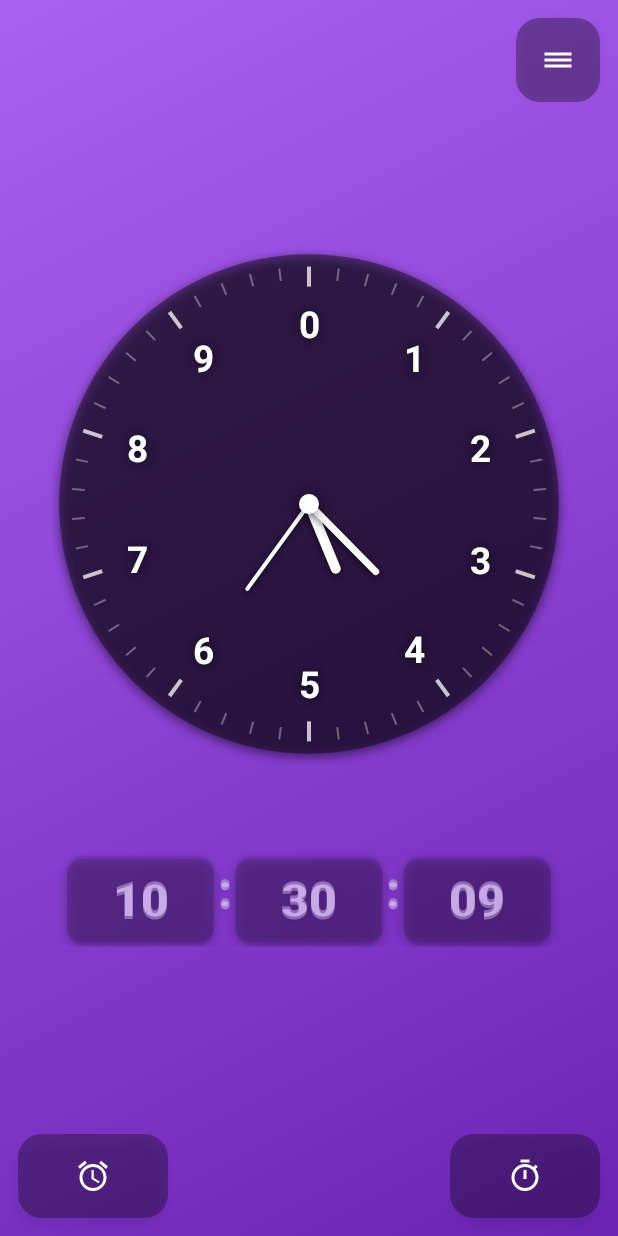
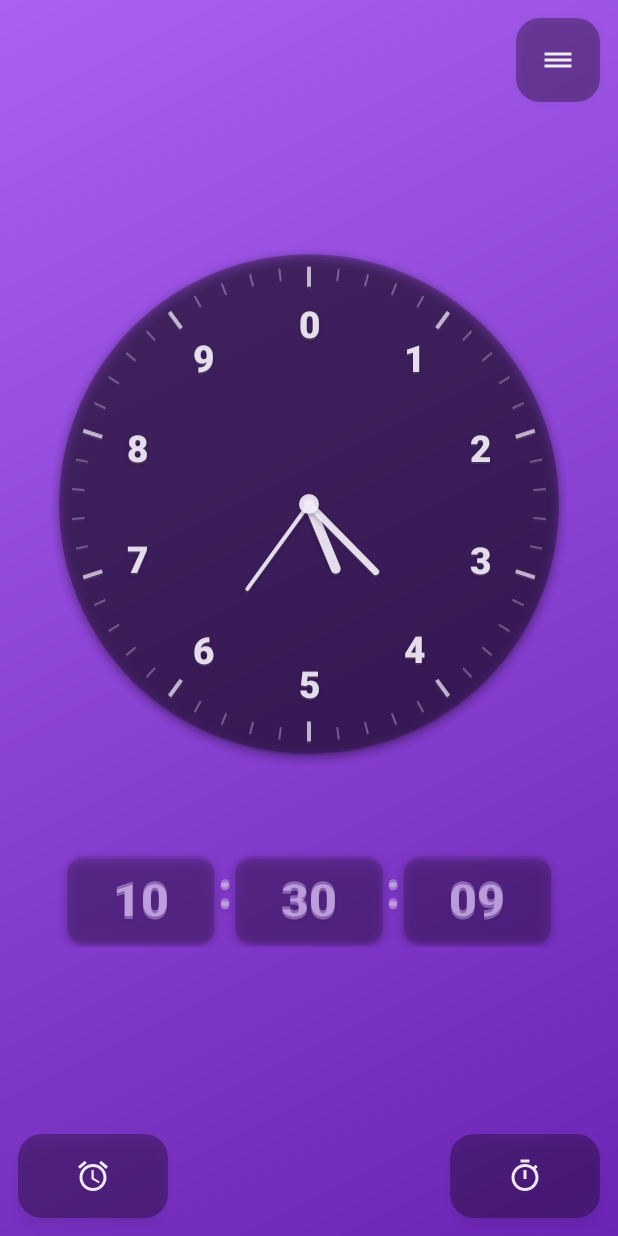
Before and after one commit to TheMrGrench/decimal-clock, an Android app: the screen it shows after launch (MainActivity), on a phone screen of 412 x 824 dp. Run offline under Robolectric (Android 15) with nearby library versions, the phone set to English and light mode, and no system bars.

Commit message:
Reduce contrast across all UI elements for consistency
- All text elements now use alpha=230 instead of pure white
- Clock marks and hands use alpha=180/230
- Icon tint changed to #E6FFFFFF (90% white)
- Unified shadow style: 4f, 0f, 2f across all elements
- Consistent typeface: sans-serif-medium Bold

```diff
--- a/app/src/main/java/com/decimalclock/DecimalClockView.kt
+++ b/app/src/main/java/com/decimalclock/DecimalClockView.kt
@@ -58,33 +58,37 @@ class DecimalClockView @JvmOverloads constructor(
             style = Paint.Style.FILL
         }
 
-        // Number paint with shadow for better readability
+        // Number paint - как на цифровом табло
         numberPaint.apply {
             color = Color.WHITE
+            alpha = 230 // Немного менее контрастный
             textAlign = Paint.Align.CENTER
-            typeface = Typeface.create(Typeface.DEFAULT, Typeface.BOLD)
-            setShadowLayer(8f, 0f, 0f, Color.parseColor("#80000000"))
+            typeface = Typeface.create("sans-serif-medium", Typeface.BOLD)
+            setShadowLayer(4f, 0f, 2f, Color.parseColor("#40000000"))
         }
 
-        // Mark paint
+        // Mark paint - менее контрастный
         markPaint.apply {
-            color = Color.parseColor("#B3FFFFFF") // white_70 - more visible
+            color = Color.WHITE
+            alpha = 180
             style = Paint.Style.FILL
         }
 
-        // Hand paint with shadow
+        // Hand paint - менее контрастный
         handPaint.apply {
             color = Color.WHITE
+            alpha = 230
             style = Paint.Style.STROKE
             strokeCap = Paint.Cap.ROUND
-            setShadowLayer(6f, 0f, 2f, Color.parseColor("#80000000"))
+            setShadowLayer(4f, 0f, 2f, Color.parseColor("#40000000"))
         }
 
         // Center dot paint
         centerDotPaint.apply {
             color = Color.WHITE
+            alpha = 230
             style = Paint.Style.FILL
-            setShadowLayer(12f, 0f, 2f, Color.parseColor("#80000000"))
+            setShadowLayer(4f, 0f, 2f, Color.parseColor("#40000000"))
         }
         setLayerType(LAYER_TYPE_SOFTWARE, numberPaint)
     }
--- a/app/src/main/java/com/decimalclock/DigitalClockView.kt
+++ b/app/src/main/java/com/decimalclock/DigitalClockView.kt
@@ -37,9 +37,10 @@ class DigitalClockView @JvmOverloads constructor(
     }
 
     private fun setupPaints() {
-        // Digit paint - bright white with subtle shadow
+        // Digit paint - немного менее контрастный
         digitPaint.apply {
             color = Color.WHITE
+            alpha = 230
             textAlign = Paint.Align.CENTER
             typeface = Typeface.create("sans-serif-medium", Typeface.BOLD)
             setShadowLayer(4f, 0f, 2f, Color.parseColor("#40000000"))
@@ -48,7 +49,7 @@ class DigitalClockView @JvmOverloads constructor(
         // Label paint - white subtle
         labelPaint.apply {
             color = Color.WHITE
-            alpha = 230
+            alpha = 200
             textAlign = Paint.Align.CENTER
             typeface = Typeface.create("sans-serif", Typeface.NORMAL)
         }
--- a/app/src/main/java/com/decimalclock/StandardTimeView.kt
+++ b/app/src/main/java/com/decimalclock/StandardTimeView.kt
@@ -36,9 +36,10 @@ class StandardTimeView @JvmOverloads constructor(
     }
 
     private fun setupPaints() {
-        // Digit paint - bright white with subtle shadow
+        // Digit paint - как на цифровом табло
         digitPaint.apply {
             color = Color.WHITE
+            alpha = 230 // Немного менее контрастный
             textAlign = Paint.Align.CENTER
             typeface = Typeface.create("sans-serif-medium", Typeface.BOLD)
             setShadowLayer(4f, 0f, 2f, Color.parseColor("#40000000"))
--- a/app/src/main/res/layout/activity_main.xml
+++ b/app/src/main/res/layout/activity_main.xml
@@ -58,7 +58,7 @@
         android:background="@drawable/button_card_style"
         android:scaleType="centerInside"
         android:padding="12dp"
-        app:tint="@color/white"
+        app:tint="#E6FFFFFF"
         android:elevation="4dp"
         app:layout_constraintBottom_toBottomOf="parent"
         app:layout_constraintStart_toStartOf="parent" />
@@ -74,7 +74,7 @@
         android:background="@drawable/button_card_style"
         android:scaleType="centerInside"
         android:padding="12dp"
-        app:tint="@color/white"
+        app:tint="#E6FFFFFF"
         android:elevation="4dp"
         app:layout_constraintBottom_toBottomOf="parent"
         app:layout_constraintEnd_toEndOf="parent" />
@@ -90,7 +90,7 @@
         android:background="@drawable/button_card_style"
         android:scaleType="centerInside"
         android:padding="12dp"
-        app:tint="@color/white"
+        app:tint="#E6FFFFFF"
         android:elevation="4dp"
         app:layout_constraintTop_toTopOf="parent"
         app:layout_constraintEnd_toEndOf="parent" />
```
